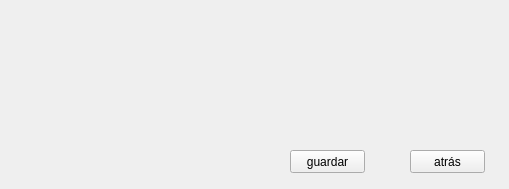
First picture: the form in EDCervezas/registrarfamiliacerveza.ui, repository RARUTO21/EDProgra2, before the edit.
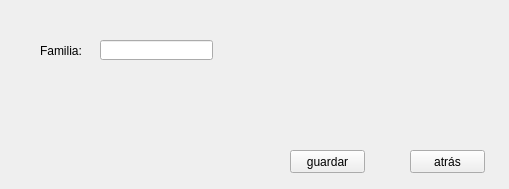
Second picture: the form after the edit.

Commit message: Tercer Avance interfaz

Patch:
```diff
--- a/EDCervezas/registrarfamiliacerveza.ui
+++ b/EDCervezas/registrarfamiliacerveza.ui
@@ -39,6 +39,29 @@
     <string>guardar</string>
    </property>
   </widget>
+  <widget class="QLabel" name="label">
+   <property name="geometry">
+    <rect>
+     <x>40</x>
+     <y>40</y>
+     <width>51</width>
+     <height>21</height>
+    </rect>
+   </property>
+   <property name="text">
+    <string>Familia:</string>
+   </property>
+  </widget>
+  <widget class="QLineEdit" name="lineRegistrarFamilia">
+   <property name="geometry">
+    <rect>
+     <x>100</x>
+     <y>40</y>
+     <width>113</width>
+     <height>20</height>
+    </rect>
+   </property>
+  </widget>
  </widget>
  <resources/>
  <connections/>
```
The commit also changes 6 other files.
